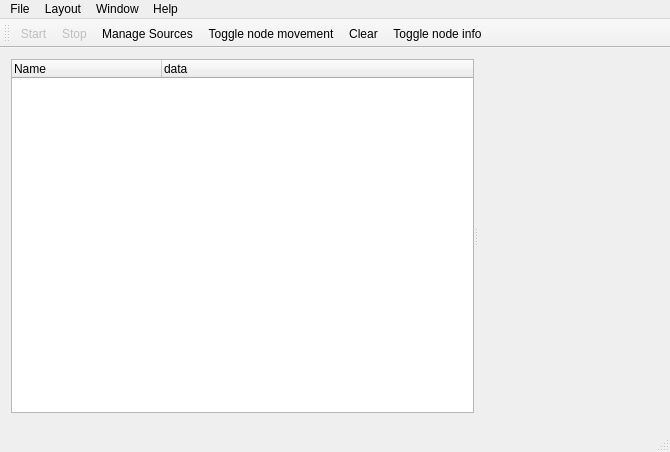
Old version of the form MainWindow.ui in the repository cetic/foren6-gui-qt.
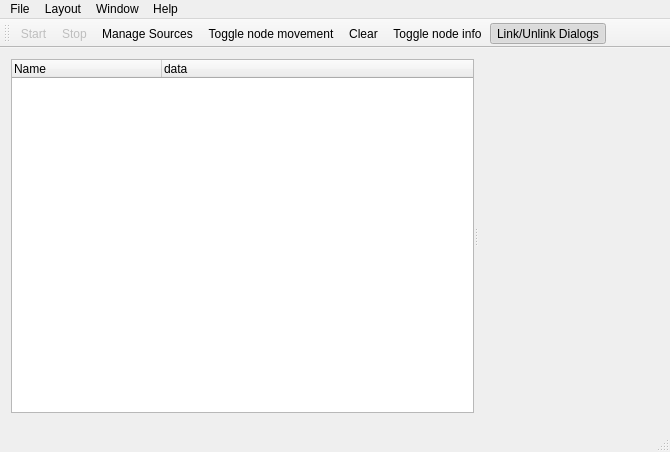
New version of the form. Icons and pictures are not drawn. Custom widgets are drawn as their Qt base class.

Commit message: Link/Unlink Icon in MainWindow, checkable, linked by default

The edit to the form file:
```diff
--- a/MainWindow.ui
+++ b/MainWindow.ui
@@ -112,6 +112,7 @@
    <addaction name="actionToggleNodeMovement"/>
    <addaction name="actionClear"/>
    <addaction name="actionToggleNodeInfo"/>
+   <addaction name="actionLink_Unlink_Dialogs"/>
   </widget>
   <widget class="QStatusBar" name="statusBar"/>
   <action name="actionStart">
@@ -228,6 +229,22 @@
     <string>About</string>
    </property>
   </action>
+  <action name="actionLink_Unlink_Dialogs">
+   <property name="checkable">
+    <bool>true</bool>
+   </property>
+   <property name="checked">
+    <bool>true</bool>
+   </property>
+   <property name="icon">
+    <iconset resource="Resource.qrc">
+     <normaloff>:/icons/resources/icons/unlinked.png</normaloff>
+     <normalon>:/icons/resources/icons/linked.png</normalon>:/icons/resources/icons/unlinked.png</iconset>
+   </property>
+   <property name="text">
+    <string>Link/Unlink Dialogs</string>
+   </property>
+  </action>
  </widget>
  <layoutdefault spacing="6" margin="11"/>
  <customwidgets>
```
The commit also changes 1 other file.
